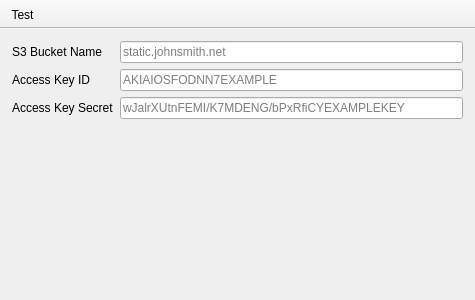
Above: mainwindow.ui from landaire/screenr before the change. Below: the same form after it.
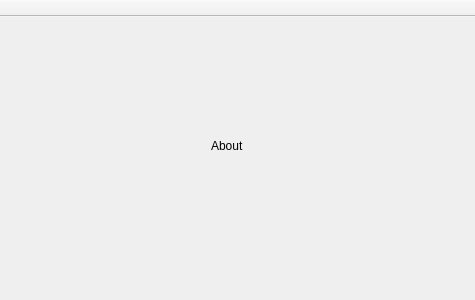
That is the form after the change. The open tabs and pages were chosen to show the change. Icons and pictures are not drawn.

The edit to the form file:
```diff
--- a/mainwindow.ui
+++ b/mainwindow.ui
@@ -23,39 +23,28 @@
    <bool>false</bool>
   </property>
   <widget class="QWidget" name="centralWidget">
+   <layout class="QVBoxLayout" name="verticalLayout">
+    <item>
+     <widget class="QStackedWidget" name="stackedWidget">
+      <property name="currentIndex">
+       <number>0</number>
+      </property>
+      <widget class="QWidget" name="pageGeneralS3">
    <layout class="QFormLayout" name="formLayout">
     <property name="sizeConstraint">
-     <enum>QLayout::SetNoConstraint</enum>
+         <enum>QLayout::SetDefaultConstraint</enum>
     </property>
     <property name="fieldGrowthPolicy">
-     <enum>QFormLayout::ExpandingFieldsGrow</enum>
-    </property>
-    <property name="formAlignment">
-     <set>Qt::AlignLeading|Qt::AlignLeft|Qt::AlignTop</set>
-    </property>
-    <property name="horizontalSpacing">
-     <number>-1</number>
-    </property>
-    <property name="leftMargin">
-     <number>12</number>
-    </property>
-    <property name="topMargin">
-     <number>12</number>
-    </property>
-    <property name="rightMargin">
-     <number>12</number>
-    </property>
-    <property name="bottomMargin">
-     <number>12</number>
-    </property>
-    <item row="2" column="0">
+         <enum>QFormLayout::FieldsStayAtSizeHint</enum>
+        </property>
+        <item row="0" column="0">
      <widget class="QLabel" name="labelS3Bucket">
       <property name="text">
        <string>S3 Bucket Name</string>
       </property>
      </widget>
     </item>
-    <item row="2" column="1">
+        <item row="0" column="1">
      <widget class="QLineEdit" name="lineS3Bucket">
       <property name="minimumSize">
        <size>
@@ -71,14 +60,14 @@
       </property>
      </widget>
     </item>
-    <item row="3" column="0">
+        <item row="1" column="0">
      <widget class="QLabel" name="labelS3Id">
       <property name="text">
        <string>Access Key ID</string>
       </property>
      </widget>
     </item>
-    <item row="3" column="1">
+        <item row="1" column="1">
      <widget class="QLineEdit" name="lineS3Id">
       <property name="minimumSize">
        <size>
@@ -94,14 +83,14 @@
       </property>
      </widget>
     </item>
-    <item row="4" column="0">
+        <item row="2" column="0">
      <widget class="QLabel" name="labelS3Secret">
       <property name="text">
        <string>Access Key Secret</string>
       </property>
      </widget>
     </item>
-    <item row="4" column="1">
+        <item row="2" column="1">
      <widget class="QLineEdit" name="lineS3Secret">
       <property name="minimumSize">
        <size>
@@ -119,6 +108,25 @@
     </item>
    </layout>
   </widget>
+      <widget class="QWidget" name="pageAbout">
+       <widget class="QLabel" name="label">
+        <property name="geometry">
+         <rect>
+          <x>200</x>
+          <y>110</y>
+          <width>62</width>
+          <height>16</height>
+         </rect>
+        </property>
+        <property name="text">
+         <string>About</string>
+        </property>
+       </widget>
+      </widget>
+     </widget>
+    </item>
+   </layout>
+  </widget>
   <widget class="QToolBar" name="toolBar">
    <property name="enabled">
     <bool>true</bool>
@@ -147,7 +155,6 @@
    <attribute name="toolBarBreak">
     <bool>false</bool>
    </attribute>
-   <addaction name="actionTest"/>
   </widget>
   <action name="actionTest">
    <property name="checkable">
@@ -158,7 +165,10 @@
      <normaloff>../../C++/Up/Up/Images/Disk.png</normaloff>../../C++/Up/Up/Images/Disk.png</iconset>
    </property>
    <property name="text">
-    <string>Test</string>
+    <string>S3</string>
+   </property>
+   <property name="toolTip">
+    <string>Amazon S3 Bucket Information</string>
    </property>
    <property name="visible">
     <bool>true</bool>
```
Left out of the diff: 16 changed lines with no effect on the pictures. Lines whose indentation alone changed are shown as unchanged.
